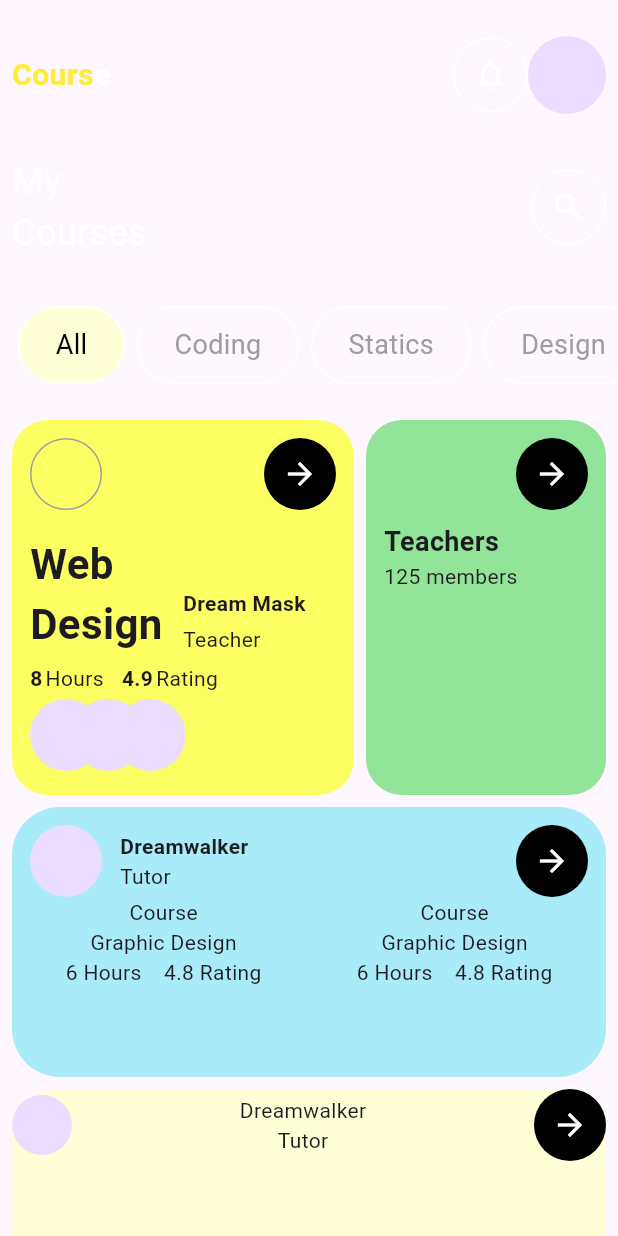
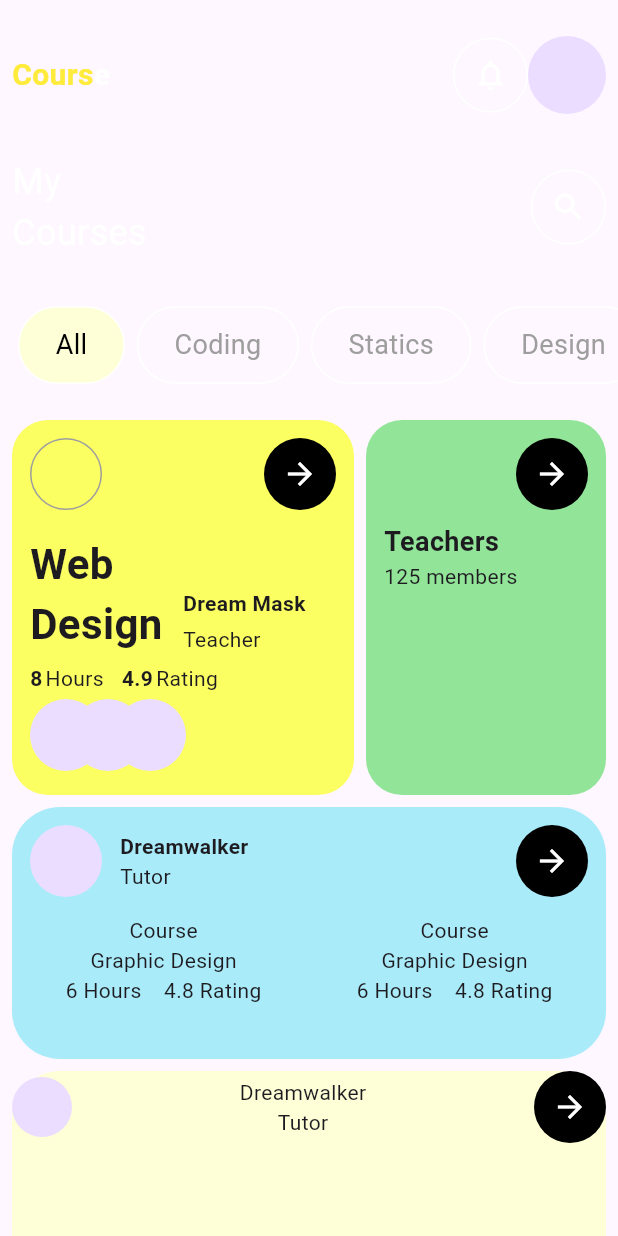
Before and after one commit to JAICHANGPARK/flutter_notebook_chapter_35, a Flutter app: the LearningHomePage screen opened directly, on a phone screen of 412 x 824 dp. Run offline on Flutter 3.47's test engine with Material 3 defaults, Android fonts, the phone set to English and light mode, and no system bars; our stand-ins replace dots_indicator, gap.

Commit message:
Update learning_home_page.dart

```diff
--- a/lib/ep1774_learning_app/view/learning_home_page.dart
+++ b/lib/ep1774_learning_app/view/learning_home_page.dart
@@ -286,7 +286,7 @@ class _LearningHomePageState extends State<LearningHomePage> {
                   ),
                   const Gap(8),
                   Container(
-                    height: 180,
+                    height: 168,
                     margin: const EdgeInsets.symmetric(horizontal: 8),
                     decoration: BoxDecoration(
                       borderRadius: BorderRadius.circular(32),
@@ -325,25 +325,18 @@ class _LearningHomePageState extends State<LearningHomePage> {
                             )
                           ],
                         ),
+                        Gap(12),
                         Row(
                           children: [
                             Expanded(
                               child: Column(
-                                children: [
-                                  Text("Course"),
-                                  Text("Graphic Design"),
-                                  Text("6 Hours    4.8 Rating")
-                                ],
+                                children: [Text("Course"), Text("Graphic Design"), Text("6 Hours    4.8 Rating")],
                               ),
                             ),
                             VerticalDivider(),
                             Expanded(
                               child: Column(
-                                children: [
-                                  Text("Course"),
-                                  Text("Graphic Design"),
-                                  Text("6 Hours    4.8 Rating")
-                                ],
+                                children: [Text("Course"), Text("Graphic Design"), Text("6 Hours    4.8 Rating")],
                               ),
                             )
                           ],
```
